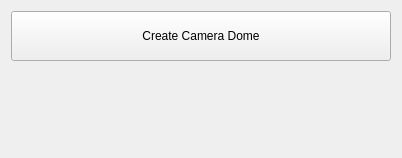
Old version of the form datagen/ui/ui_datarender.ui in the repository kiryha/neuron.
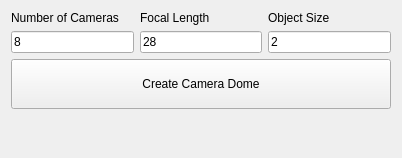
New version of the form.

```diff
--- a/datagen/ui/ui_datarender.ui
+++ b/datagen/ui/ui_datarender.ui
@@ -14,6 +14,52 @@
    <string>D A T A R E N D E R</string>
   </property>
   <layout class="QVBoxLayout" name="verticalLayout">
+   <item>
+    <layout class="QGridLayout" name="gridLayout">
+     <item row="1" column="2">
+      <widget class="QLineEdit" name="linObjectSize">
+       <property name="text">
+        <string>2</string>
+       </property>
+      </widget>
+     </item>
+     <item row="1" column="0">
+      <widget class="QLineEdit" name="linNumCameras">
+       <property name="text">
+        <string>8</string>
+       </property>
+      </widget>
+     </item>
+     <item row="1" column="1">
+      <widget class="QLineEdit" name="linFocalLen">
+       <property name="text">
+        <string>28</string>
+       </property>
+      </widget>
+     </item>
+     <item row="0" column="0">
+      <widget class="QLabel" name="label">
+       <property name="text">
+        <string>Number of Cameras</string>
+       </property>
+      </widget>
+     </item>
+     <item row="0" column="2">
+      <widget class="QLabel" name="label_3">
+       <property name="text">
+        <string>Object Size</string>
+       </property>
+      </widget>
+     </item>
+     <item row="0" column="1">
+      <widget class="QLabel" name="label_2">
+       <property name="text">
+        <string>Focal Length</string>
+       </property>
+      </widget>
+     </item>
+    </layout>
+   </item>
    <item>
     <widget class="QPushButton" name="btnCameraDome">
      <property name="minimumSize">
```
